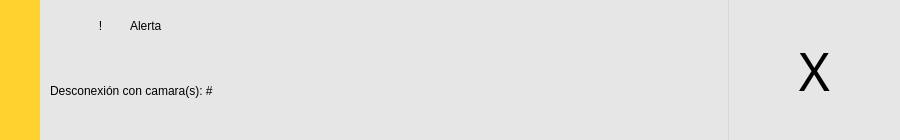
Old version of the form Raspberry/Interface/Designs/alertDesign.ui in the repository AdrianCervantes53/SecurityAI.
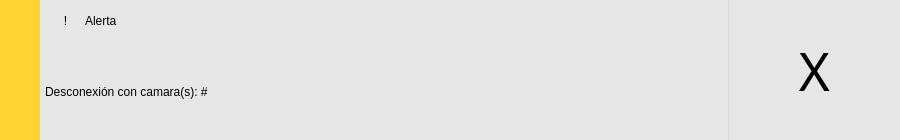
New version of the form.

```diff
--- a/Raspberry/Interface/Designs/alertDesign.ui
+++ b/Raspberry/Interface/Designs/alertDesign.ui
@@ -103,30 +103,29 @@
         <property name="styleSheet">
          <string notr="true">border:none;</string>
         </property>
-        <widget class="QLabel" name="messageLabel">
-         <property name="geometry">
-          <rect>
-           <x>10</x>
-           <y>50</y>
-           <width>661</width>
-           <height>81</height>
-          </rect>
+        <layout class="QGridLayout" name="gridLayout_3" rowstretch="20,50">
+         <property name="leftMargin">
+          <number>5</number>
          </property>
-         <property name="styleSheet">
-          <string notr="true">background-color: none;</string>
+         <property name="topMargin">
+          <number>5</number>
          </property>
-         <property name="text">
-          <string>Desconexión con camara(s): #</string>
+         <property name="rightMargin">
+          <number>0</number>
          </property>
-         <property name="alignment">
-          <set>Qt::AlignLeading|Qt::AlignLeft|Qt::AlignVCenter</set>
+         <property name="bottomMargin">
+          <number>0</number>
          </property>
-        </widget>
+         <property name="spacing">
+          <number>0</number>
+         </property>
+         <item row="0" column="0">
+          <widget class="QWidget" name="widget_3" native="true">
         <widget class="QLabel" name="label">
          <property name="geometry">
           <rect>
-           <x>90</x>
-           <y>10</y>
+              <x>40</x>
+              <y>0</y>
            <width>111</width>
            <height>31</height>
           </rect>
@@ -141,8 +140,8 @@
         <widget class="QLabel" name="label_3">
          <property name="geometry">
           <rect>
-           <x>50</x>
-           <y>10</y>
+              <x>10</x>
+              <y>0</y>
            <width>21</width>
            <height>31</height>
           </rect>
@@ -154,6 +153,25 @@
           <set>Qt::AlignCenter</set>
          </property>
         </widget>
+          </widget>
+         </item>
+         <item row="1" column="0">
+          <widget class="QLabel" name="messageLabel">
+           <property name="styleSheet">
+            <string notr="true">background-color: none;</string>
+           </property>
+           <property name="text">
+            <string>Desconexión con camara(s): #</string>
+           </property>
+           <property name="alignment">
+            <set>Qt::AlignLeading|Qt::AlignLeft|Qt::AlignVCenter</set>
+           </property>
+           <property name="wordWrap">
+            <bool>true</bool>
+           </property>
+          </widget>
+         </item>
+        </layout>
        </widget>
       </item>
       <item row="0" column="1">
```
Lines whose indentation alone changed are shown as unchanged.
